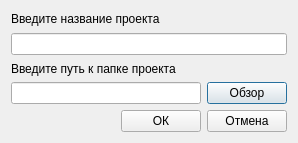
First picture: the form in projectcreatingform.ui, repository sokolukanton/overture, before the edit.
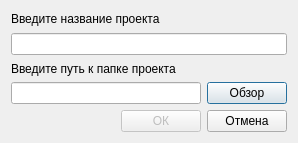
Second picture: the form after the edit.

The edit to the form file:
```diff
--- a/projectcreatingform.ui
+++ b/projectcreatingform.ui
@@ -69,6 +69,9 @@
      </item>
      <item>
       <widget class="QPushButton" name="pushButton_3">
+       <property name="enabled">
+        <bool>false</bool>
+       </property>
        <property name="text">
         <string>ОК</string>
        </property>
```
